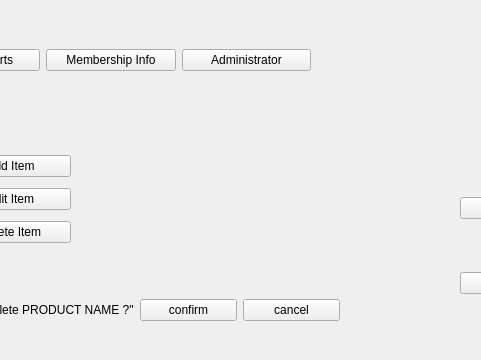
First picture: the form in mainwindow.ui, repository Big-Dogs/Bulk-Club-Project, before the edit; both pictures show x 680 to 1161 and y 0 to 360 of the 1280 by 720 pixel window.
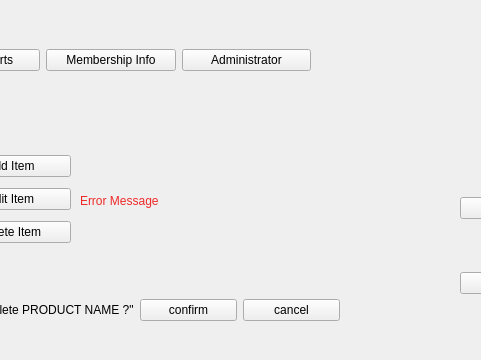
Second picture: the form after the edit. The open tabs and pages were chosen to show the change.

Commit message: Implemented the add item feature, there is a lot going on here so test it carefully. If you click on add item you are able to input the data in either the table directly or the line edits provided. If you input the data into the table it should automatically be inputted into the line edits and vise versa. You shoul also be force on the add item screen until you click submit or cancel. Lastly I have implemented many input validations to ensure data integrity. Make you test all of them carefully. I want to know if I don't have enough input validation.

```diff
--- a/mainwindow.ui
+++ b/mainwindow.ui
@@ -863,6 +863,22 @@
          <string>confirm delete button should be enabled when you double click an item but i can't test until the list is populated</string>
         </property>
        </widget>
+       <widget class="QLabel" name="label_admin_products_errormessage">
+        <property name="geometry">
+         <rect>
+          <x>760</x>
+          <y>40</y>
+          <width>321</width>
+          <height>81</height>
+         </rect>
+        </property>
+        <property name="styleSheet">
+         <string notr="true">color: rgb(239, 41, 41);</string>
+        </property>
+        <property name="text">
+         <string>Error Message</string>
+        </property>
+       </widget>
       </widget>
      </widget>
      <widget class="QWidget" name="gridLayoutWidget_2">
```
Left out of the diff: 4 changed lines with no effect on the pictures. The commit also changes 3 other files.
